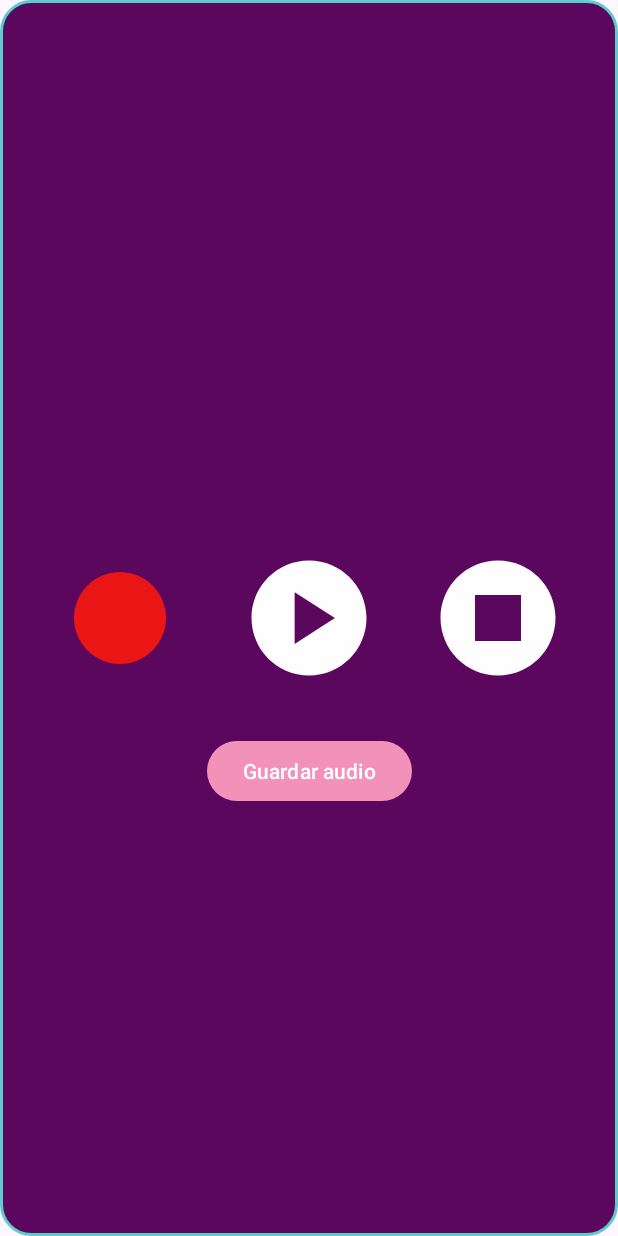
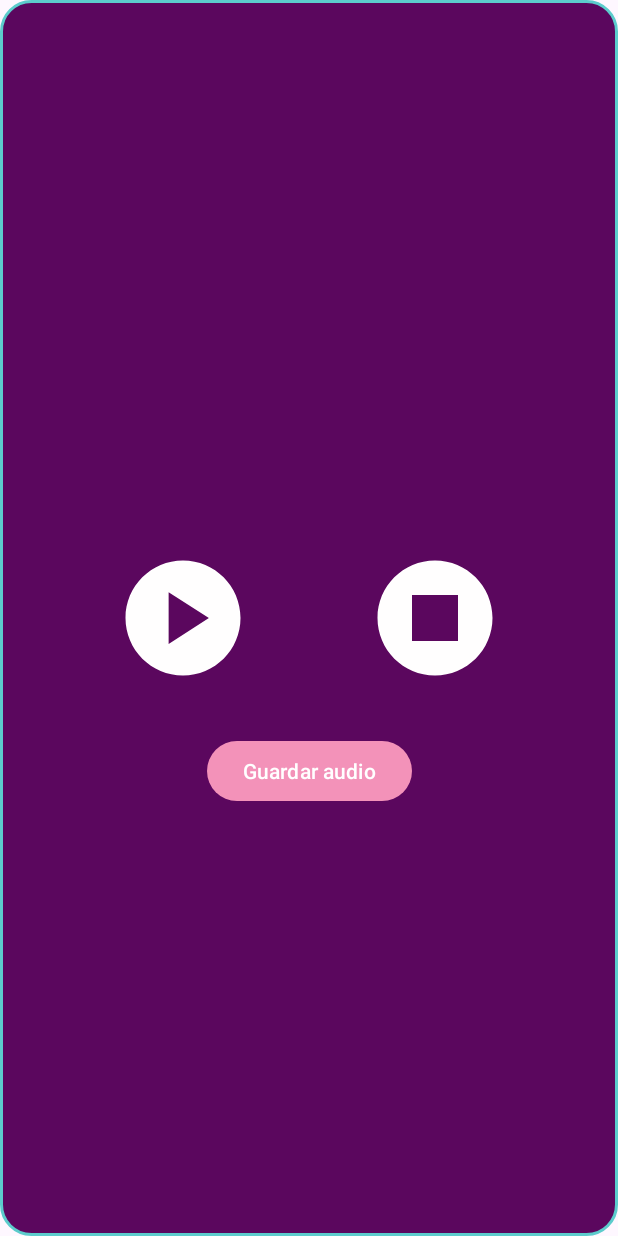
Before and after one commit to eguevarac/MultimediaChallenge, an Android app: the layout fragment_audio.xml on its own in the app's theme, with its tools: preview values and no code run, on a phone screen of 412 x 824 dp. Run offline under Robolectric (Android 15) with nearby library versions, the light colour scheme and no system bars.

Commit message:
RecorderFragment.kt destroyed and converted into AudioFragment

```diff
--- a/app/src/main/res/layout/fragment_recorder.xml
+++ b/app/src/main/res/layout/fragment_audio.xml
@@ -4,19 +4,10 @@
     android:layout_width="match_parent"
     android:layout_height="match_parent"
     xmlns:app="http://schemas.android.com/apk/res-auto"
-    tools:context=".ui.RecorderFragment"
+    tools:context=".ui.AudioFragment"
     android:background="@drawable/background_card_capture">
 
-    <ImageButton
-        android:id="@+id/btnRec"
-        android:layout_width="92dp"
-        android:layout_height="92dp"
-        android:src="@drawable/ic_record"
-        android:background="@color/transparent"
-        app:layout_constraintTop_toTopOf="parent"
-        app:layout_constraintStart_toStartOf="parent"
-        app:layout_constraintEnd_toStartOf="@id/btnPlay"
-        app:layout_constraintBottom_toBottomOf="parent" />
+
 
     <ImageButton
         android:id="@+id/btnPlay"
@@ -25,7 +16,7 @@
         android:src="@drawable/ic_play_circle"
         android:background="@color/transparent"
         app:layout_constraintTop_toTopOf="parent"
-        app:layout_constraintStart_toEndOf="@id/btnRec"
+        app:layout_constraintStart_toStartOf="parent"
         app:layout_constraintEnd_toStartOf="@id/btnStop"
         app:layout_constraintBottom_toBottomOf="parent" />
 
@@ -46,7 +37,7 @@
         android:layout_height="wrap_content"
         android:text="@string/saveAudio"
         android:layout_marginTop="@dimen/largeMargin"
-        app:layout_constraintTop_toBottomOf="@id/btnRec"
+        app:layout_constraintTop_toBottomOf="@id/btnPlay"
         app:layout_constraintStart_toStartOf="parent"
         app:layout_constraintEnd_toEndOf="parent" />
 </androidx.constraintlayout.widget.ConstraintLayout>
--- a/app/src/main/res/navigation/main_graph.xml
+++ b/app/src/main/res/navigation/main_graph.xml
@@ -19,9 +19,6 @@
         <action
             android:id="@+id/action_mainFragment_to_videoFragment"
             app:destination="@id/videoFragment" />
-        <action
-            android:id="@+id/action_mainFragment_to_recorderFragment"
-            app:destination="@id/recorderFragment" />
     </fragment>
     <fragment
         android:id="@+id/textEditionFragment"
@@ -42,9 +39,4 @@
         android:name="com.example.multimediachallenge.ui.VideoFragment"
         android:label="fragment_video"
         tools:layout="@layout/fragment_video" />
-    <fragment
-        android:id="@+id/recorderFragment"
-        android:name="com.example.multimediachallenge.ui.RecorderFragment"
-        android:label="fragment_recorder"
-        tools:layout="@layout/fragment_recorder" />
 </navigation>
```
Also changed, not shown: app/src/main/java/com/example/multimediachallenge/ui/AudioFragment.kt (added, +26 -0 lines), app/src/main/java/com/example/multimediachallenge/ui/RecorderFragment.kt (deleted, +0 -109 lines), app/src/main/java/com/example/multimediachallenge/ui/MainFragment.kt (line endings or trailing spaces).
